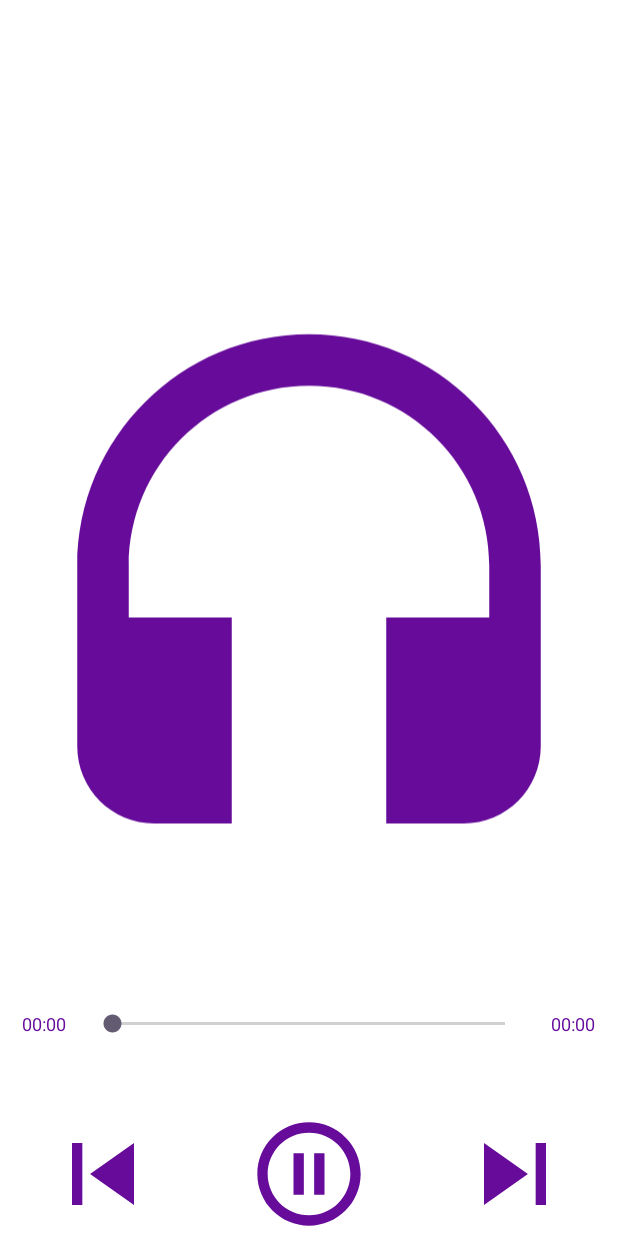
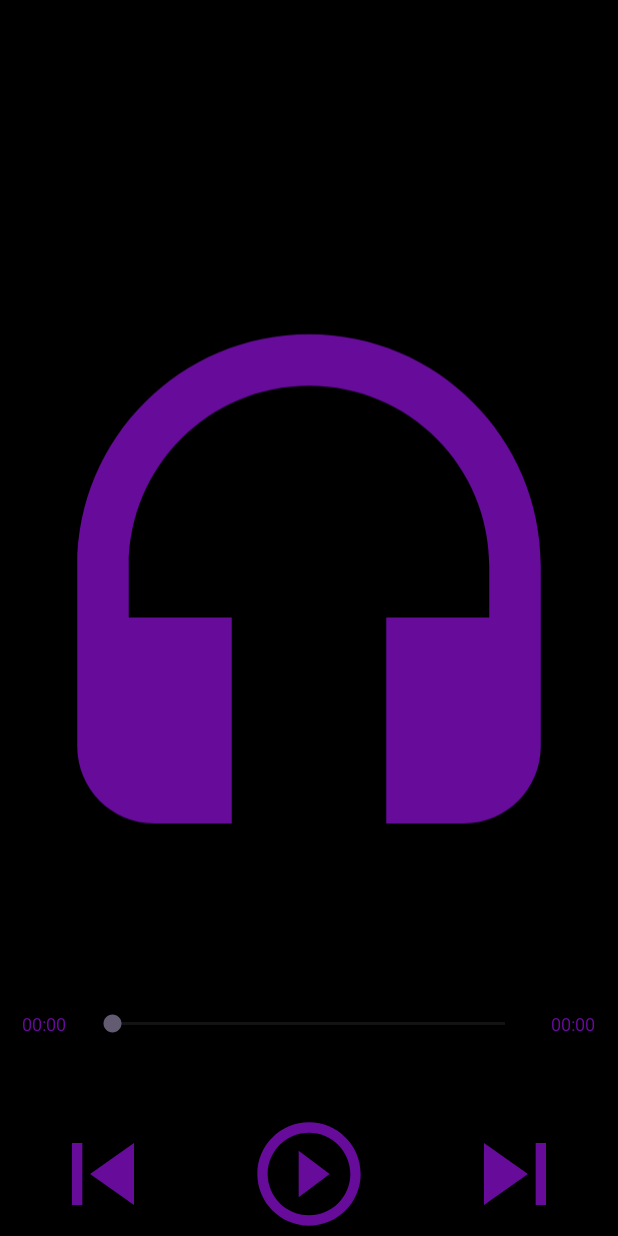
Before and after one commit to Daniel-Macharia/Mp3Player, an Android app: the currentSong screen opened directly, with no data from a screen before it, after a tap on an icon or button, on a phone screen of 412 x 824 dp. Run offline under Robolectric (Android 15) with nearby library versions, the phone set to English and light mode, and no system bars; 1 statement that could not run was skipped.

Commit message:
implement MainActivity and currentSong activity song control functions
implement next, play/pause and prev buttons.
implement sont title update function on the main and currentSong activities.
Left some bugs.
bug #1: when next/prev are clicked on the notification, the song title on either the currentSong
or MainActivity does not update automatically. It depends on the onResume() activity callback.
bug #2: when play/pause is clicked on the notification, the currentSong and the MainActivity play/pause
button are not updated automatically.
Proposed solution: research on, and resolve using service to activity and vice versa communication mechanisms.

```diff
--- a/app/src/main/java/com/example/mp3player/CubeMusicPlayer.java
+++ b/app/src/main/java/com/example/mp3player/CubeMusicPlayer.java
@@ -116,7 +116,7 @@ public class CubeMusicPlayer {
                     //PlayerService.showNotification(index);
                     MainActivity.playPause.setImageResource(R.drawable.pause);
                     currentSongTitle = musicItems.get(index).getName();
-                    MainActivity.setTitle(currentSongTitle);
+                    //MainActivity.setTitle(currentSongTitle);
                     currentSongIndex = index;
                     /*if( startedFromHome )
                         MainActivity.title.setText(items.get( index ).getName());
--- a/app/src/main/java/com/example/mp3player/OtherPlaylistLayoutClass.java
+++ b/app/src/main/java/com/example/mp3player/OtherPlaylistLayoutClass.java
@@ -63,9 +63,9 @@ public class OtherPlaylistLayoutClass extends AppCompatActivity {
             playlist.setOnItemClickListener(new AdapterView.OnItemClickListener() {
                 @Override
                 public void onItemClick(AdapterView<?> adapterView, View view, int i, long l) {
-                    /*Intent intent = new Intent( OtherPlaylistLayoutClass.this, currentSong.class );
+                    Intent intent = new Intent( OtherPlaylistLayoutClass.this, currentSong.class );
                     intent.putExtra("index", i);
-                    startActivity( intent ); */
+                    startActivity( intent );
 
                     PlayerService.player.setPlayList( new String(listTitle) );
                     Intent serviceIntent = new Intent(OtherPlaylistLayoutClass.this, PlayerService.class);
--- a/app/src/main/java/com/example/mp3player/currentSong.java
+++ b/app/src/main/java/com/example/mp3player/currentSong.java
@@ -18,10 +18,10 @@ public class currentSong  extends AppCompatActivity {
     public static TextView title;
     private ImageView nxt;
     private ImageView prev;
-    public static ImageView playPause;
+    public ImageView playPause;
     private SeekBar songProgress;
     private TextView max;
-
+    private int index;
     @Override
     protected void onCreate( Bundle savesInstanceState)
     {
@@ -39,12 +39,9 @@ public class currentSong  extends AppCompatActivity {
             max = findViewById( R.id.max );
 
             Intent intent = getIntent();
-            int index = intent.getIntExtra("index", 0);
+            index = intent.getIntExtra("index", 0);
+            title.setText(PlayerService.player.getSongName(index));
 
-            //final int duration = CubeMusicPlayer.musicItems.get( index ).getDuration();
-           // int min = (int)( duration / 6000);
-           // int sec = (int)((duration - ( min * 6000) ) / 1000);
-          //  max.setText(min + ":" + sec);
             songProgress.setOnSeekBarChangeListener(new SeekBar.OnSeekBarChangeListener() {
                 @Override
                 public void onProgressChanged(SeekBar seekBar, int progress, boolean fromUser) {
@@ -67,46 +64,35 @@ public class currentSong  extends AppCompatActivity {
 
                 }
             });
-
-          //  MainActivity.player.play( false, index);
-
             nxt.setOnClickListener(new View.OnClickListener() {
                 @Override
                 public void onClick(View view) {
-               //     if( !CubeMusicPlayer.isPaused )
-               //     {
-             //           int i = ( CubeMusicPlayer.currentSongIndex + 1 == CubeMusicPlayer.musicItems.size() ) ? 0 : ( CubeMusicPlayer.currentSongIndex + 1 );
-               //         MainActivity.player.play( false, i );
-                //    }
+                    startPlayerService(++index, "next");
+                    title.setText(PlayerService.player.getSongName(index));
                 }
             });
 
             prev.setOnClickListener(new View.OnClickListener() {
                 @Override
                 public void onClick(View view) {
-                  //  if( !CubeMusicPlayer.isPaused )
-                 //   {
-                //        int i = ( CubeMusicPlayer.currentSongIndex - 1 < 0 ) ? ( CubeMusicPlayer.musicItems.size() - 1) : (CubeMusicPlayer.currentSongIndex - 1);
-                 //       MainActivity.player.play( false, i );
-                   // }
+                    startPlayerService( --index, "previous" );
+                    title.setText(PlayerService.player.getSongName(index ));
                 }
             });
 
             playPause.setOnClickListener(new View.OnClickListener() {
                 @Override
                 public void onClick(View view) {
-                 //   if( CubeMusicPlayer.isPaused )
-                 //   {
-                 //       MainActivity.player.resume();
-                //        playPause.setImageResource(R.drawable.pause);
-                 //       MainActivity.playPause.setImageResource(R.drawable.pause);
-                //    }
-                   // else
-                   // {
-                   //     MainActivity.player.pause();
-                   //     playPause.setImageResource(R.drawable.play);
-                   //     MainActivity.playPause.setImageResource(R.drawable.play);
-                   // }
+                    startPlayerService(index, "play");
+
+                    if( PlayerService.player.isPlaying() )
+                    {
+                        playPause.setImageResource( R.drawable.play );
+                    }
+                    else
+                    {
+                        playPause.setImageResource(R.drawable.pause);
+                    }
                 }
             });
 
@@ -117,4 +103,20 @@ public class currentSong  extends AppCompatActivity {
 
     }
 
+    private void startPlayerService( int index, String action )
+    {
+        Intent playerServiceIntent = new Intent( currentSong.this, PlayerService.class );
+        playerServiceIntent.putExtra("index", index);
+        playerServiceIntent.putExtra("com.example.mp3player.action", action);
+        startService(playerServiceIntent);
+    }
+
+    private void playOrPausePlayer( int index )
+    {
+        Intent playerServiceIntent = new Intent( currentSong.this, PlayerService.class );
+        playerServiceIntent.putExtra("index", index);
+        playerServiceIntent.setAction("play");
+        startService(playerServiceIntent);
+    }
+
 }
--- a/app/src/main/res/layout/current_song.xml
+++ b/app/src/main/res/layout/current_song.xml
@@ -5,7 +5,7 @@
     xmlns:tools="http://schemas.android.com/tools"
     android:orientation="vertical"
     tools:context=".currentSong"
-    android:background="@color/white"
+    android:background="@color/black"
     >
 
     <TextView
@@ -15,7 +15,7 @@
         android:layout_weight="1"
         android:gravity="center"
         android:textSize="24sp"
-        android:textColor="@color/blue"
+        android:textColor="@color/purple2"
         />
 
     <ImageView
```
Also changed, not shown: app/src/main/java/com/example/mp3player/MainActivity.java (+12 -99 lines), app/src/main/java/com/example/mp3player/PlayerService.java (+17 -1 lines), app/src/main/java/com/example/mp3player/allSongs.java (+4 -4 lines).
